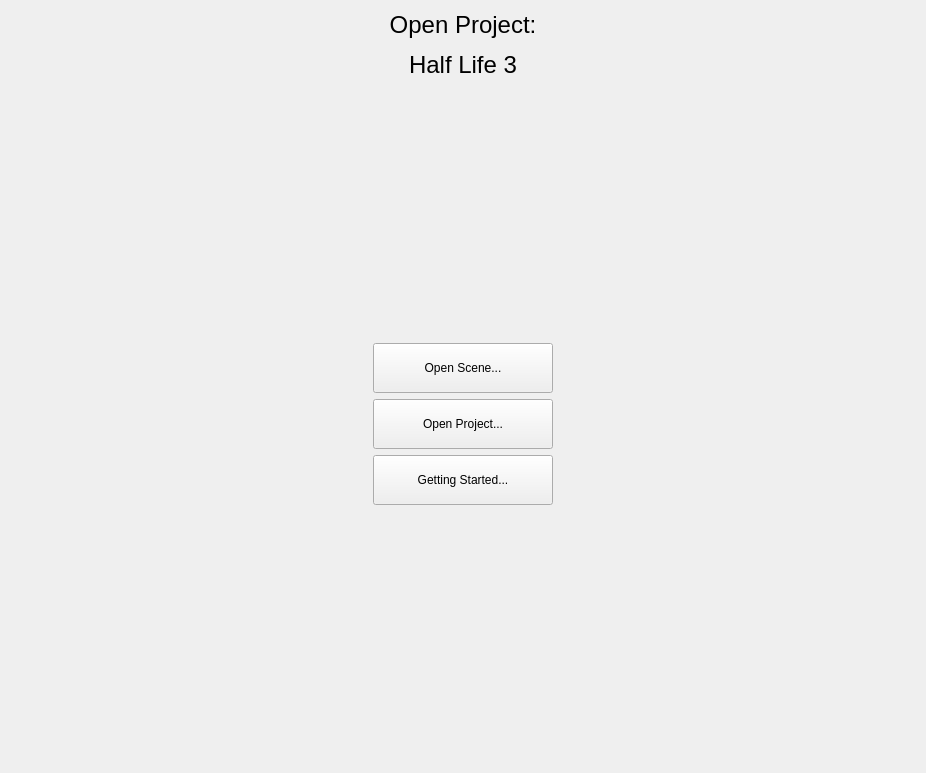
This is Code/Editor/EditorFramework/Settings/SettingsTab.ui in flyforge/flyengine as Qt 5 draws it before an edit. The edited form follows.
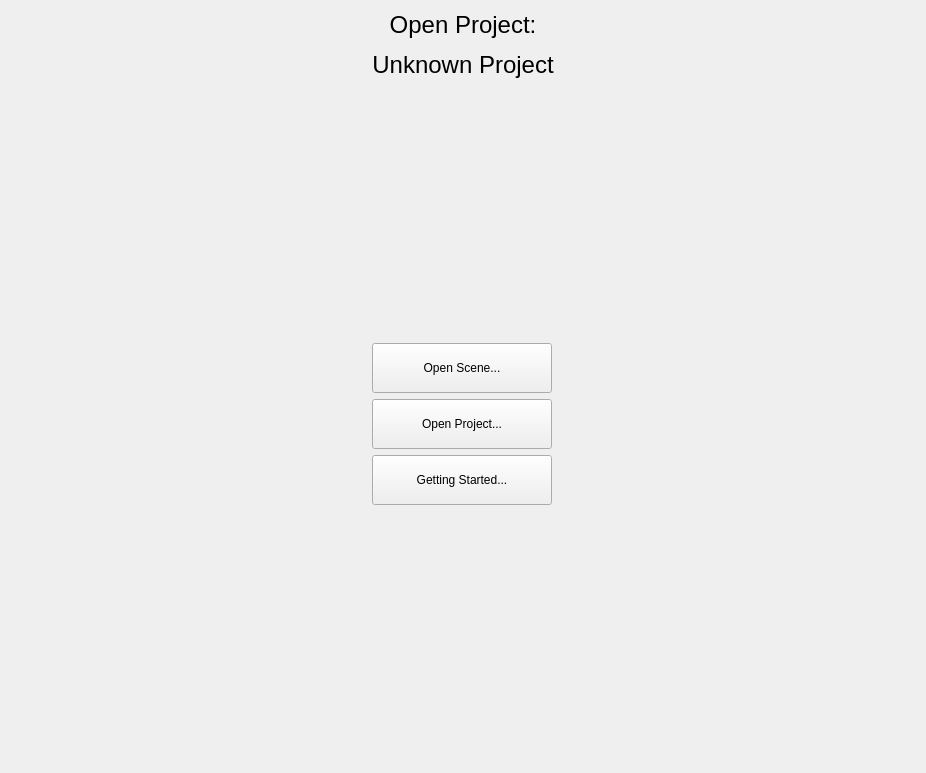
This is the edited form. Icons and pictures are not drawn.

```diff
--- a/Code/Editor/EditorFramework/Settings/SettingsTab.ui
+++ b/Code/Editor/EditorFramework/Settings/SettingsTab.ui
@@ -32,7 +32,7 @@
      <item>
       <widget class="QLabel" name="ProjectLabel">
        <property name="text">
-        <string>&lt;html&gt;&lt;head/&gt;&lt;body&gt;&lt;p align=&quot;center&quot;&gt;&lt;span style=&quot; font-size:18pt;&quot;&gt;Open Project:&lt;/span&gt;&lt;/p&gt;&lt;p align=&quot;center&quot;&gt;&lt;span style=&quot; font-size:18pt;&quot;&gt;Half Life 3&lt;/span&gt;&lt;/p&gt;&lt;/body&gt;&lt;/html&gt;</string>
+        <string>&lt;html&gt;&lt;head/&gt;&lt;body&gt;&lt;p align=&quot;center&quot;&gt;&lt;span style=&quot; font-size:18pt;&quot;&gt;Open Project:&lt;/span&gt;&lt;/p&gt;&lt;p align=&quot;center&quot;&gt;&lt;span style=&quot; font-size:18pt;&quot;&gt;Unknown Project&lt;/span&gt;&lt;/p&gt;&lt;/body&gt;&lt;/html&gt;</string>
        </property>
        <property name="alignment">
         <set>Qt::AlignCenter</set>
```
